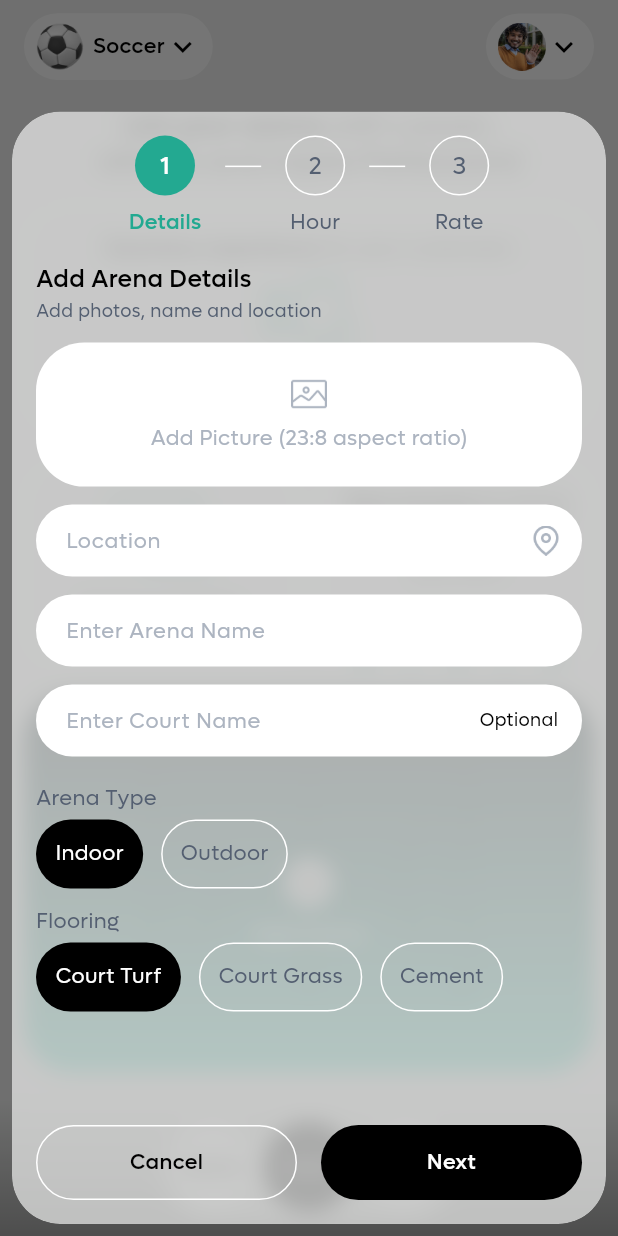
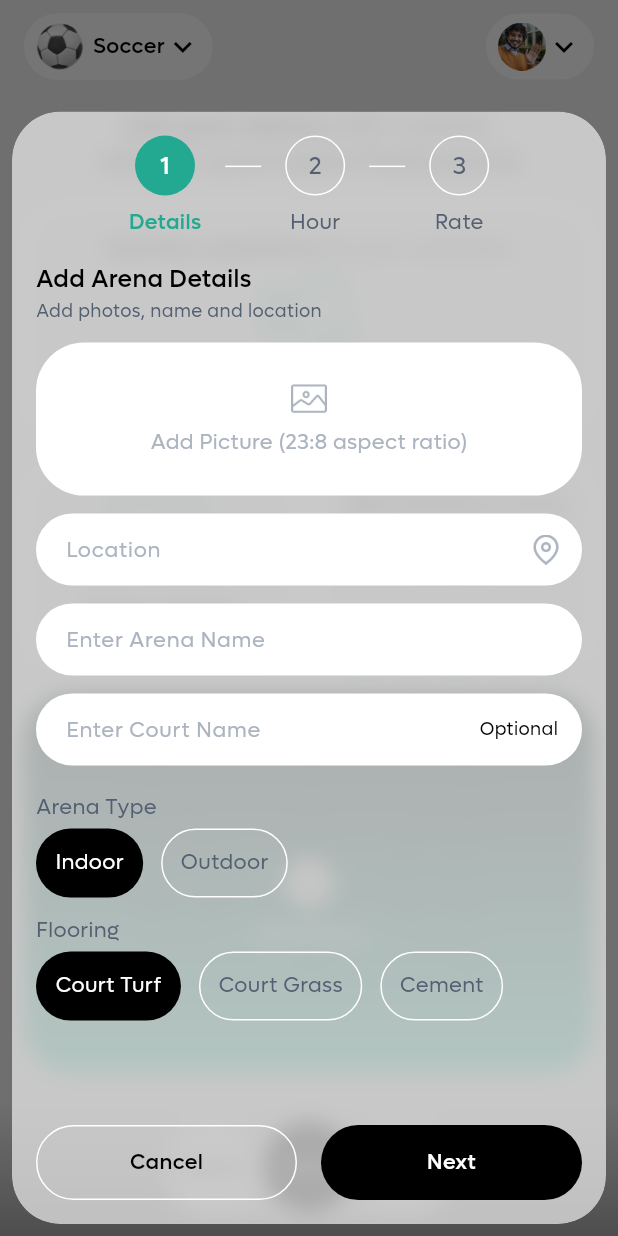
Before and after one commit to 2001arman/lawan, a Flutter app: the screen it shows after launch, after a tap on "Add Arena", on a phone screen of 412 x 824 dp. Run offline on Flutter 3.47's test engine with Material 3 defaults, Android fonts, the phone set to English and light mode, and no system bars; drawn by our look-alikes of blur, carousel_slider; our stand-ins replace firebase_core, flutter_svg, fluttertoast, get, image_picker; missing offline and left inert: image_picker_android, image_picker_platform_interface, wheel_picker; accounts and stored records are empty.

Commit message:
fix: image height

```diff
--- a/lib/features/admin/admin_add_arena.dart
+++ b/lib/features/admin/admin_add_arena.dart
@@ -1,14 +1,12 @@
-import 'dart:io';
-
 import 'package:blur/blur.dart';
 import 'package:carousel_slider/carousel_slider.dart';
 import 'package:flutter/material.dart';
-import 'package:flutter_svg/flutter_svg.dart';
 import 'package:get/get.dart';
 import 'package:lawan/features/admin/admin_main_logic.dart';
 import 'package:lawan/features/admin/admin_main_state.dart';
 import 'package:lawan/utility/shared/widgets/add_picture_button_widget.dart';
 import 'package:lawan/utility/shared/widgets/custom_button.dart';
+import 'package:lawan/utility/shared/widgets/custom_image_widget.dart';
 import 'package:lawan/utility/shared/widgets/custom_text_form_fields.dart';
 import 'package:lawan/utility/shared/widgets/selected_container_widget.dart';
 import 'package:lawan/utility/util/custom_dialog.dart';
@@ -410,7 +408,7 @@ class AdminAddArena {
               ),
               CarouselSlider(
                 options: CarouselOptions(
-                  height: 120,
+                  height: 126,
                   viewportFraction: 1.0,
                   enlargeCenterPage: false,
                   enableInfiniteScroll: false,
@@ -423,47 +421,10 @@ class AdminAddArena {
                           onTap: logic.image,
                         );
                       }
-                      return Container(
-                        margin: EdgeInsets.only(
-                          top: defaultMargin,
-                          bottom: defaultMargin,
-                          right: 8,
-                        ),
-                        padding: const EdgeInsets.all(8),
-                        width: double.infinity,
-                        height: 120,
-                        decoration: BoxDecoration(
-                          borderRadius: BorderRadius.circular(30),
-                          image: DecorationImage(
-                            image: FileImage(
-                              File(data.value.path),
-                            ),
-                            fit: BoxFit.cover,
-                          ),
-                        ),
-                        child: Row(
-                          mainAxisAlignment: MainAxisAlignment.end,
-                          crossAxisAlignment: CrossAxisAlignment.end,
-                          children: [
-                            GestureDetector(
-                              onTap: () => logic.changeImage(index: data.key),
-                              child: SvgPicture.asset(
-                                'assets/icons/container_rotate.svg',
-                                width: 36,
-                                height: 36,
-                              ),
-                            ),
-                            const SizedBox(width: 8),
-                            GestureDetector(
-                              onTap: () => logic.deleteImage(index: data.key),
-                              child: SvgPicture.asset(
-                                'assets/icons/container_trash.svg',
-                                width: 36,
-                                height: 36,
-                              ),
-                            ),
-                          ],
-                        ),
+                      return CustomImageWidget(
+                        path: data.value.path,
+                        changeImage: () => logic.changeImage(index: data.key),
+                        deleteImage: () => logic.deleteImage(index: data.key),
                       );
                     },
                   );
--- a/lib/utility/shared/widgets/add_picture_button_widget.dart
+++ b/lib/utility/shared/widgets/add_picture_button_widget.dart
@@ -14,7 +14,7 @@ class AddPictureButtonWidget extends StatelessWidget {
       onTap: onTap,
       child: Container(
         width: double.infinity,
-        height: 120,
+        height: 126,
         margin: EdgeInsets.symmetric(vertical: margin),
         decoration: BoxDecoration(
           borderRadius: BorderRadius.circular(32),
```
Also changed, not shown: lib/features/admin/admin_main_ui.dart (+6 -45 lines), lib/utility/shared/widgets/custom_image_widget.dart (added, +62 -0 lines).
